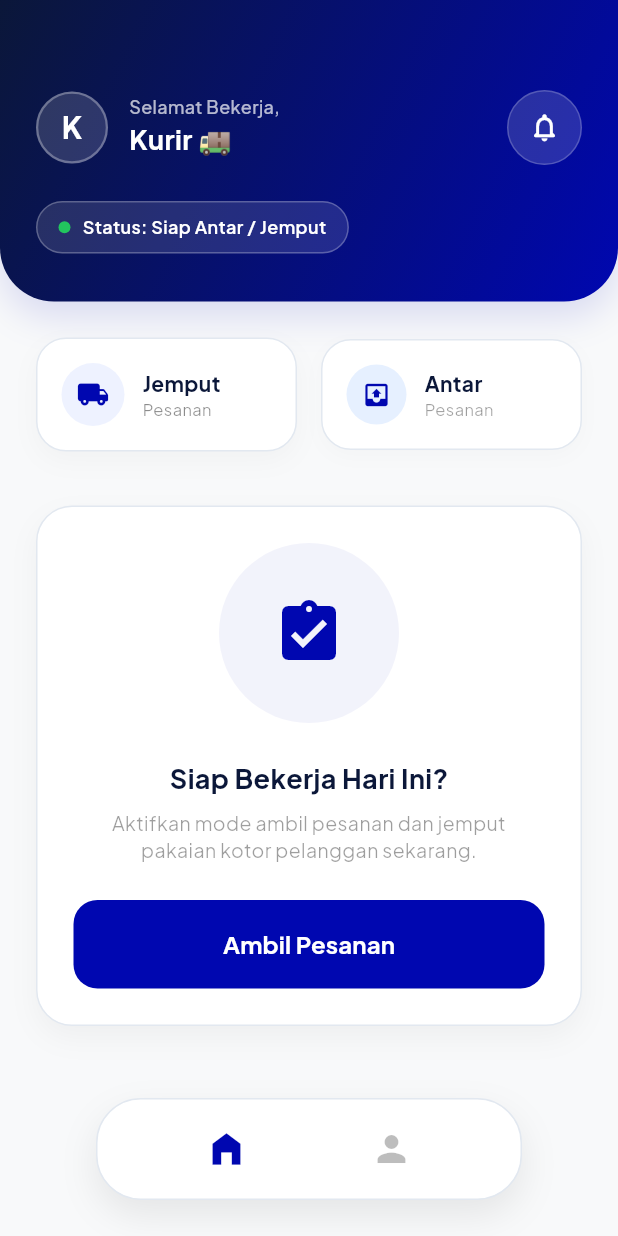
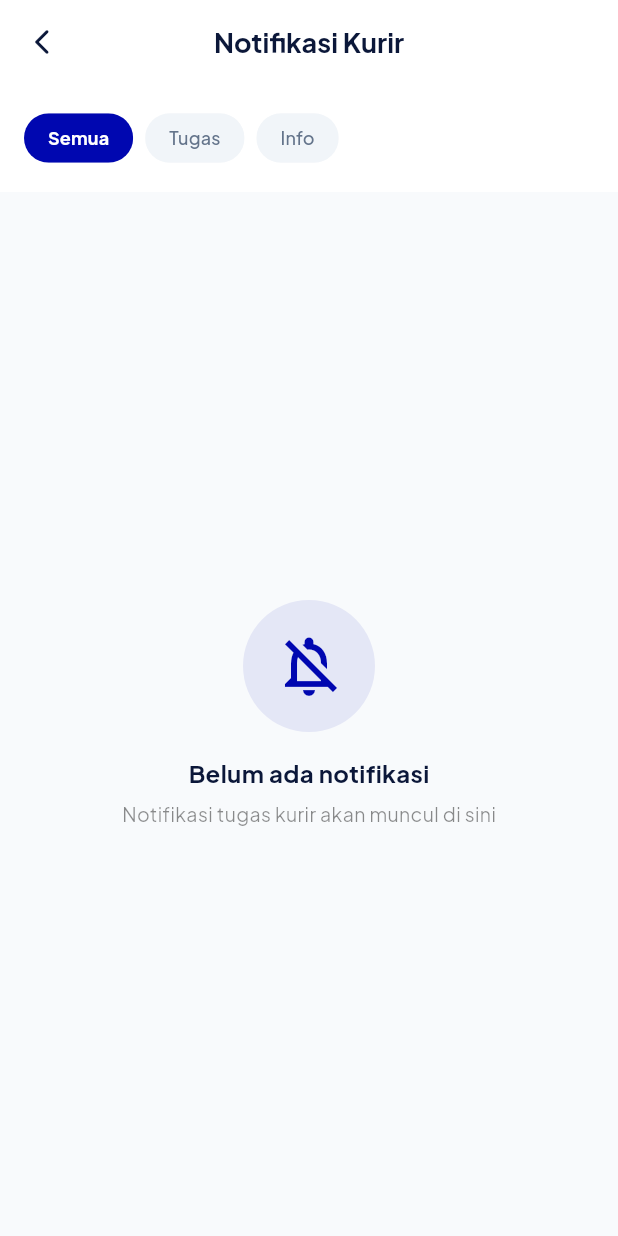
Before and after one commit to bntngridp/courier-myLaundry, a Flutter app: the HomeView screen opened directly, after a tap on the "notifications none" icon, on a phone screen of 412 x 824 dp. Run offline on Flutter 3.47's test engine with Material 3 defaults, Android fonts, the phone set to English and light mode, and no system bars; our stand-ins replace google_fonts, google_sign_in, shared_preferences; accounts and stored records are empty.

Commit message:
feat: implement notification UI and service integration for courier

```diff
--- /dev/null
+++ b/lib/domain/models/notification.dart
@@ -0,0 +1,57 @@
+class NotificationModel {
+  final int id;
+  final int userId;
+  final String title;
+  final String message;
+  final String type; // 'order_status', 'task', 'info'
+  final bool isRead;
+  final DateTime createdAt;
+
+  NotificationModel({
+    required this.id,
+    required this.userId,
+    required this.title,
+    required this.message,
+    required this.type,
+    required this.isRead,
+    required this.createdAt,
+  });
+
+  factory NotificationModel.fromJson(Map<String, dynamic> json) {
+    return NotificationModel(
+      id: json['id'] ?? 0,
+      userId: json['user_id'] ?? 0,
+      title: json['title'] ?? '',
+      message: json['message'] ?? '',
+      type: json['type'] ?? 'info',
+      isRead: json['is_read'] ?? false,
+      createdAt: json['created_at'] != null
+          ? DateTime.tryParse(json['created_at'].toString()) ?? DateTime.now()
+          : DateTime.now(),
+    );
+  }
+
+  Map<String, dynamic> toJson() {
+    return {
+      'id': id,
+      'user_id': userId,
+      'title': title,
+      'message': message,
+      'type': type,
+      'is_read': isRead,
+      'created_at': createdAt.toIso8601String(),
+    };
+  }
+
+  NotificationModel copyWith({bool? isRead}) {
+    return NotificationModel(
+      id: id,
+      userId: userId,
+      title: title,
+      message: message,
+      type: type,
+      isRead: isRead ?? this.isRead,
+      createdAt: createdAt,
+    );
+  }
+}
--- a/lib/ui/features/home/views/home_view.dart
+++ b/lib/ui/features/home/views/home_view.dart
@@ -7,6 +7,8 @@ import '../view_models/home_view_model.dart';
 import '../../profile/views/profile_view.dart';
 import '../../delivery/view_models/delivery_view_model.dart';
 import '../../delivery/views/delivery_view.dart';
+import '../../notification/views/notification_view.dart';
+import '../../notification/view_models/notification_view_model.dart';
 
 class HomeView extends StatefulWidget {
   const HomeView({super.key});
@@ -23,6 +25,7 @@ class _HomeViewState extends State<HomeView> {
     super.initState();
     WidgetsBinding.instance.addPostFrameCallback((_) {
       Provider.of<HomeViewModel>(context, listen: false).checkActiveOrder();
+      Provider.of<NotificationViewModel>(context, listen: false).fetchNotifications();
     });
   }
 
@@ -127,16 +130,50 @@ class _HomeViewState extends State<HomeView> {
                               ),
                             ),
                             const SizedBox(width: 8),
-                            Container(
+                             Consumer<NotificationViewModel>(
+                               builder: (context, notifVm, child) {
+                                 return Container(
                                    decoration: BoxDecoration(
                                      color: Colors.white.withValues(alpha: 0.15),
                                      shape: BoxShape.circle,
                                      border: Border.all(color: Colors.white.withValues(alpha: 0.2)),
                                    ),
-                              child: IconButton(
+                                   child: Stack(
+                                     clipBehavior: Clip.none,
+                                     children: [
+                                       IconButton(
                                          icon: const Icon(Icons.notifications_none_rounded, color: Colors.white, size: 22),
-                                onPressed: () {},
+                                         onPressed: () {
+                                           Navigator.push(
+                                             context,
+                                             MaterialPageRoute(builder: (context) => const NotificationView()),
+                                           );
+                                         },
                                        ),
+                                       if (notifVm.unreadCount > 0)
+                                         Positioned(
+                                           right: 6,
+                                           top: 6,
+                                           child: Container(
+                                             padding: const EdgeInsets.all(4),
+                                             decoration: const BoxDecoration(
+                                               color: Color(0xFFFF4757),
+                                               shape: BoxShape.circle,
+                                             ),
+                                             child: Text(
+                                               '${notifVm.unreadCount}',
+                                               style: const TextStyle(
+                                                 color: Colors.white,
+                                                 fontSize: 9,
+                                                 fontWeight: FontWeight.bold,
+                                               ),
+                                             ),
+                                           ),
+                                         ),
+                                     ],
+                                   ),
+                                 );
+                               },
                              ),
                           ],
                         ),
--- /dev/null
+++ b/lib/ui/features/notification/view_models/notification_view_model.dart
@@ -0,0 +1,85 @@
+import 'package:flutter/material.dart';
+import '../../../../data/repositories/auth_repository.dart';
+import '../../../../data/repositories/notification_repository.dart';
+import '../../../../domain/models/notification.dart';
+
+class NotificationViewModel extends ChangeNotifier {
+  final NotificationRepository notificationRepository;
+  final AuthRepository authRepository;
+
+  bool _isLoading = false;
+  String? _errorMessage;
+  List<NotificationModel> _notifications = [];
+  String _selectedFilter = 'Semua'; // 'Semua', 'Tugas', 'Info'
+
+  NotificationViewModel({
+    required this.notificationRepository,
+    required this.authRepository,
+  });
+
+  bool get isLoading => _isLoading;
+  String? get errorMessage => _errorMessage;
+  List<NotificationModel> get notifications => _filteredNotifications();
+  int get unreadCount => _notifications.where((n) => !n.isRead).length;
+  String get selectedFilter => _selectedFilter;
+
+  void setFilter(String filter) {
+    _selectedFilter = filter;
+    notifyListeners();
+  }
+
+  List<NotificationModel> _filteredNotifications() {
+    if (_selectedFilter == 'Tugas') {
+      return _notifications.where((n) => n.type == 'task' || n.type == 'order_status').toList();
+    } else if (_selectedFilter == 'Info') {
+      return _notifications.where((n) => n.type == 'info').toList();
+    }
+    return _notifications;
+  }
+
+  Future<void> fetchNotifications() async {
+    final token = authRepository.token;
+    if (token == null) return;
+
+    _isLoading = true;
+    _errorMessage = null;
+    notifyListeners();
+
+    try {
+      _notifications = await notificationRepository.getNotifications(token);
+      _isLoading = false;
+      notifyListeners();
+    } catch (e) {
+      _errorMessage = e.toString().replaceAll('Exception: ', '');
+      _isLoading = false;
+      notifyListeners();
+    }
+  }
+
+  Future<void> markAsRead(int id) async {
+    final token = authRepository.token;
+    if (token == null) return;
+
+    final index = _notifications.indexWhere((n) => n.id == id);
+    if (index != -1 && !_notifications[index].isRead) {
+      _notifications[index] = _notifications[index].copyWith(isRead: true);
+      notifyListeners();
+
+      try {
+        await notificationRepository.markAsRead(id, token);
+      } catch (_) {}
+    }
+  }
+
+  Future<void> markAllAsRead() async {
+    final token = authRepository.token;
+    if (token == null) return;
+
+    _notifications = _notifications.map((n) => n.copyWith(isRead: true)).toList();
+    notifyListeners();
+
+    try {
+      await notificationRepository.markAllAsRead(token);
+    } catch (_) {}
+  }
+}
--- /dev/null
+++ b/lib/ui/features/notification/views/notification_view.dart
@@ -0,0 +1,326 @@
+import 'package:flutter/material.dart';
+import 'package:provider/provider.dart';
+import '../view_models/notification_view_model.dart';
+import '../../../../domain/models/notification.dart';
+
+class NotificationView extends StatefulWidget {
+  const NotificationView({super.key});
+
+  @override
+  State<NotificationView> createState() => _NotificationViewState();
+}
+
+class _NotificationViewState extends State<NotificationView> {
+  @override
+  void initState() {
+    super.initState();
+    WidgetsBinding.instance.addPostFrameCallback((_) {
+      context.read<NotificationViewModel>().fetchNotifications();
+    });
+  }
+
+  @override
+  Widget build(BuildContext context) {
+    return Scaffold(
+      backgroundColor: const Color(0xFFF8FAFC),
+      appBar: AppBar(
+        backgroundColor: Colors.white,
+        elevation: 0,
+        scrolledUnderElevation: 0,
+        leading: IconButton(
+          icon: const Icon(Icons.arrow_back_ios_new_rounded, color: Color(0xFF0B1739), size: 20),
+          onPressed: () => Navigator.pop(context),
+        ),
+        title: const Text(
+          'Notifikasi Kurir',
+          style: TextStyle(
+            fontSize: 18,
+            fontWeight: FontWeight.bold,
+            color: Color(0xFF0B1739),
+          ),
+        ),
+        centerTitle: true,
+        actions: [
+          Consumer<NotificationViewModel>(
+            builder: (context, vm, child) {
+              if (vm.unreadCount == 0) return const SizedBox.shrink();
+              return TextButton(
+                onPressed: () => vm.markAllAsRead(),
+                child: const Text(
+                  'Tandai dibaca',
+                  style: TextStyle(
+                    fontSize: 12,
+                    fontWeight: FontWeight.w600,
+                    color: Color(0xFF0007B0),
+                  ),
+                ),
+              );
+            },
+          ),
+          const SizedBox(width: 8),
+        ],
+      ),
+      body: Consumer<NotificationViewModel>(
+        builder: (context, vm, child) {
+          return Column(
+            children: [
+              _buildFilterChips(vm),
+              Expanded(
+                child: _buildNotificationList(vm),
+              ),
+            ],
+          );
+        },
+      ),
+    );
+  }
+
+  Widget _buildFilterChips(NotificationViewModel vm) {
+    final filters = ['Semua', 'Tugas', 'Info'];
+
+    return Container(
+      color: Colors.white,
+      padding: const EdgeInsets.symmetric(horizontal: 16, vertical: 12),
+      child: Row(
+        children: filters.map((filter) {
+          final isSelected = vm.selectedFilter == filter;
+          return Padding(
+            padding: const EdgeInsets.only(right: 8.0),
+            child: ChoiceChip(
+              label: Text(
+                filter,
+                style: TextStyle(
+                  fontSize: 12,
+                  fontWeight: isSelected ? FontWeight.bold : FontWeight.w500,
+                  color: isSelected ? Colors.white : const Color(0xFF64748B),
+                ),
+              ),
+              selected: isSelected,
+              selectedColor: const Color(0xFF0007B0),
+              backgroundColor: const Color(0xFFF1F5F9),
+              showCheckmark: false,
+              side: BorderSide.none,
+              shape: RoundedRectangleBorder(
+                borderRadius: BorderRadius.circular(20),
+              ),
+              onSelected: (_) => vm.setFilter(filter),
+            ),
+          );
+        }).toList(),
+      ),
+    );
+  }
+
+  Widget _buildNotificationList(NotificationViewModel vm) {
+    if (vm.isLoading) {
+      return const Center(
+        child: CircularProgressIndicator(
+          valueColor: AlwaysStoppedAnimation<Color>(Color(0xFF0007B0)),
+        ),
+      );
+    }
+
+    if (vm.errorMessage != null) {
+      return Center(
+        child: Column(
+          mainAxisAlignment: MainAxisAlignment.center,
+          children: [
+            const Icon(Icons.error_outline_rounded, size: 48, color: Colors.redAccent),
+            const SizedBox(height: 12),
+            Text(
+              vm.errorMessage!,
+              style: const TextStyle(color: Colors.black54),
+            ),
+            const SizedBox(height: 16),
+            ElevatedButton(
+              onPressed: () => vm.fetchNotifications(),
+              style: ElevatedButton.styleFrom(
+                backgroundColor: const Color(0xFF0007B0),
+                foregroundColor: Colors.white,
+                shape: RoundedRectangleBorder(
+                  borderRadius: BorderRadius.circular(12),
+                ),
+              ),
+              child: const Text('Coba Lagi'),
+            ),
+          ],
+        ),
+      );
+    }
+
+    final list = vm.notifications;
+
+    if (list.isEmpty) {
+      return Center(
+        child: Column(
+          mainAxisAlignment: MainAxisAlignment.center,
+          children: [
+            Container(
+              padding: const EdgeInsets.all(20),
+              decoration: BoxDecoration(
+                color: const Color(0xFF0007B0).withValues(alpha: 0.08),
+                shape: BoxShape.circle,
+              ),
+              child: const Icon(
+                Icons.notifications_off_outlined,
+                size: 48,
+                color: Color(0xFF0007B0),
+              ),
+            ),
+            const SizedBox(height: 16),
+            const Text(
+              'Belum ada notifikasi',
+              style: TextStyle(
+                fontSize: 16,
+                fontWeight: FontWeight.bold,
+                color: Color(0xFF0B1739),
+              ),
+            ),
+            const SizedBox(height: 6),
+            const Text(
+              'Notifikasi tugas kurir akan muncul di sini',
+              style: TextStyle(fontSize: 13, color: Colors.black45),
+            ),
+          ],
+        ),
+      );
+    }
+
+    return RefreshIndicator(
+      onRefresh: () => vm.fetchNotifications(),
+      color: const Color(0xFF0007B0),
+      child: ListView.separated(
+        padding: const EdgeInsets.all(16),
+        itemCount: list.length,
+        separatorBuilder: (_, _) => const SizedBox(height: 10),
+        itemBuilder: (context, index) {
+          final notif = list[index];
+          return _buildNotificationCard(notif, vm);
+        },
+      ),
+    );
+  }
+
+  Widget _buildNotificationCard(NotificationModel notif, NotificationViewModel vm) {
+    IconData iconData;
+    List<Color> gradientColors;
+
+    if (notif.type == 'task') {
+      iconData = Icons.two_wheeler_rounded;
+      gradientColors = const [Color(0xFF00B4DB), Color(0xFF0083B0)];
+    } else if (notif.type == 'order_status') {
+      iconData = Icons.local_shipping_rounded;
+      gradientColors = const [Color(0xFF11998E), Color(0xFF38EF7D)];
+    } else {
+      iconData = Icons.info_outline_rounded;
+      gradientColors = const [Color(0xFFF7971E), Color(0xFFFFD200)];
+    }
+
+    final isUnread = !notif.isRead;
+
+    return GestureDetector(
+      onTap: () => vm.markAsRead(notif.id),
+      child: AnimatedContainer(
+        duration: const Duration(milliseconds: 200),
+        padding: const EdgeInsets.all(14),
+        decoration: BoxDecoration(
+          color: isUnread ? const Color(0xFFEFF6FF) : Colors.white,
+          borderRadius: BorderRadius.circular(16),
+          border: Border.all(
+            color: isUnread ? const Color(0xFFBFDBFE) : const Color(0xFFE2E8F0),
+            width: isUnread ? 1.5 : 1,
+          ),
+          boxShadow: [
+            BoxShadow(
+              color: Colors.black.withValues(alpha: isUnread ? 0.04 : 0.02),
+              blurRadius: 8,
+              offset: const Offset(0, 3),
+            ),
+          ],
+        ),
+        child: Row(
+          crossAxisAlignment: CrossAxisAlignment.start,
+          children: [
+            Container(
+              padding: const EdgeInsets.all(10),
+              decoration: BoxDecoration(
+                gradient: LinearGradient(
+                  colors: gradientColors,
+                  begin: Alignment.topLeft,
+                  end: Alignment.bottomRight,
+                ),
+                borderRadius: BorderRadius.circular(12),
+              ),
+              child: Icon(iconData, color: Colors.white, size: 20),
+            ),
+            const SizedBox(width: 12),
+            Expanded(
+              child: Column(
+                crossAxisAlignment: CrossAxisAlignment.start,
+                children: [
+                  Row(
+                    mainAxisAlignment: MainAxisAlignment.spaceBetween,
+                    children: [
+                      Expanded(
+                        child: Text(
+                          notif.title,
+                          style: TextStyle(
+                            fontSize: 14,
+                            fontWeight: isUnread ? FontWeight.bold : FontWeight.w600,
+                            color: const Color(0xFF0B1739),
+                          ),
+                        ),
+                      ),
+                      if (isUnread)
+                        Container(
+                          width: 8,
+                          height: 8,
+                          decoration: const BoxDecoration(
+                            color: Color(0xFF0007B0),
+                            shape: BoxShape.circle,
+                          ),
+                        ),
+                    ],
+                  ),
+                  const SizedBox(height: 4),
+                  Text(
+                    notif.message,
+                    style: const TextStyle(
+                      fontSize: 12,
+                      color: Color(0xFF475569),
+                      height: 1.4,
+                    ),
+                  ),
+                  const SizedBox(height: 8),
+                  Text(
+                    _formatTime(notif.createdAt),
+                    style: const TextStyle(
+                      fontSize: 10,
+                      color: Colors.black38,
+                      fontWeight: FontWeight.w500,
+                    ),
+                  ),
+                ],
+              ),
+            ),
+          ],
+        ),
+      ),
+    );
+  }
+
+  String _formatTime(DateTime dateTime) {
+    final now = DateTime.now();
+    final difference = now.difference(dateTime);
+
+    if (difference.inMinutes < 1) {
+      return 'Baru saja';
+    } else if (difference.inMinutes < 60) {
+      return '${difference.inMinutes}m yang lalu';
+    } else if (difference.inHours < 24) {
+      return '${difference.inHours}j yang lalu';
+    } else {
+      return '${dateTime.day}/${dateTime.month}/${dateTime.year}';
+    }
+  }
+}
```
Also changed, not shown: lib/data/repositories/notification_repository.dart (added, +33 -0 lines), lib/data/services/notification_service.dart (added, +54 -0 lines), lib/main.dart (+15 -0 lines). Lines whose indentation alone changed are shown as unchanged.
